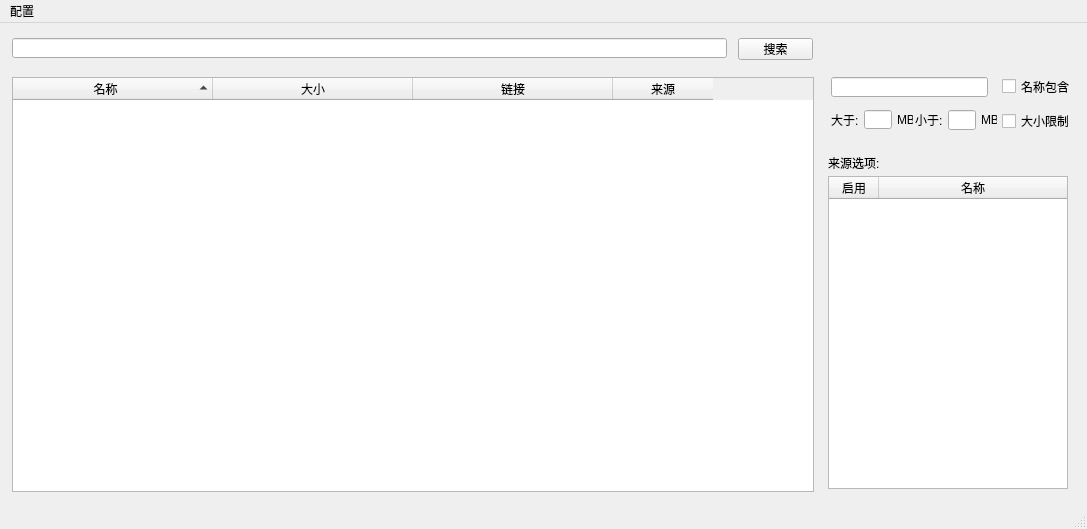
Above: mag_search.ui from chroming/MagSearch before the change. Below: the same form after it.
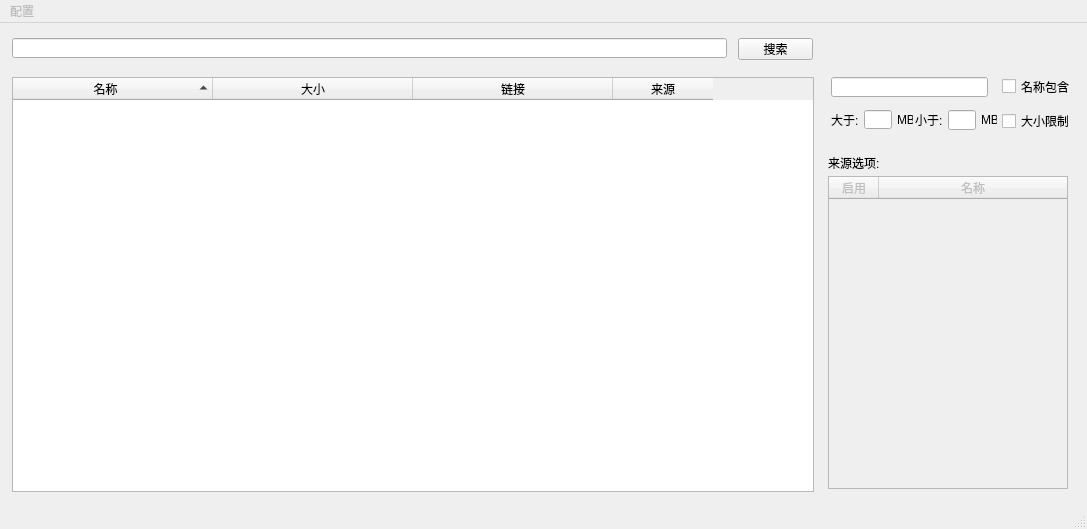
That is the form after the change.

Commit message: 结果过滤模块

Diff of the .ui file:
```diff
--- a/mag_search.ui
+++ b/mag_search.ui
@@ -16,6 +16,18 @@
     <verstretch>0</verstretch>
    </sizepolicy>
   </property>
+  <property name="minimumSize">
+   <size>
+    <width>1087</width>
+    <height>529</height>
+   </size>
+  </property>
+  <property name="maximumSize">
+   <size>
+    <width>1087</width>
+    <height>529</height>
+   </size>
+  </property>
   <property name="windowTitle">
    <string>MagSearch</string>
   </property>
@@ -195,6 +207,9 @@
     </property>
    </widget>
    <widget class="QTreeWidget" name="source_treewidget">
+    <property name="enabled">
+     <bool>false</bool>
+    </property>
     <property name="geometry">
      <rect>
       <x>828</x>
@@ -271,6 +286,9 @@
   </widget>
   <widget class="QStatusBar" name="statusbar"/>
   <widget class="QMenuBar" name="menuBar">
+   <property name="enabled">
+    <bool>false</bool>
+   </property>
    <property name="geometry">
     <rect>
      <x>0</x>
```
Left out of the diff: 6 changed lines with no effect on the pictures. The commit also changes 2 other files.
